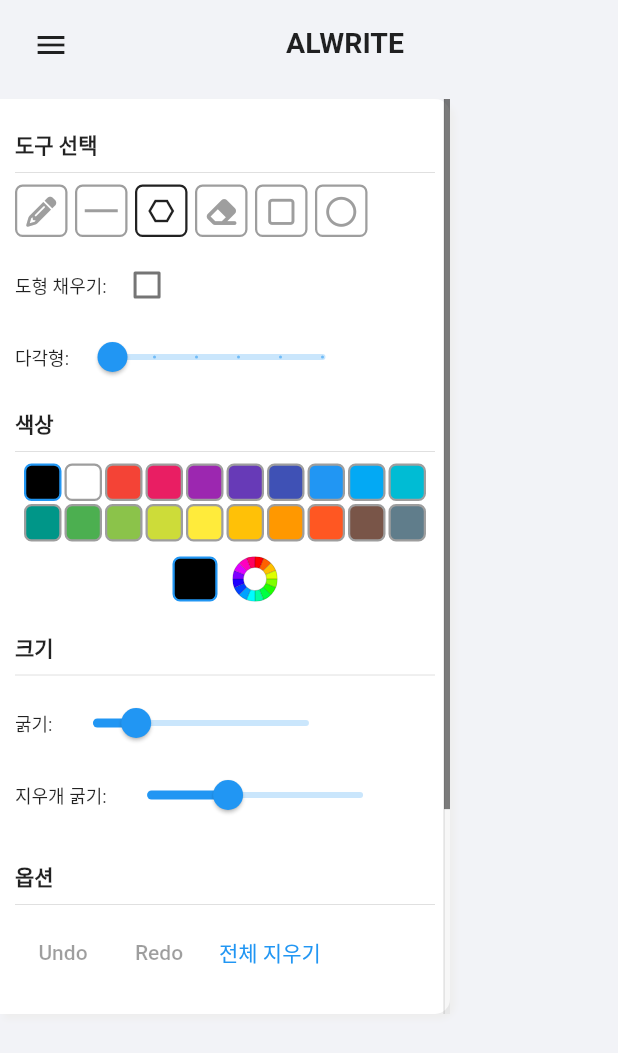
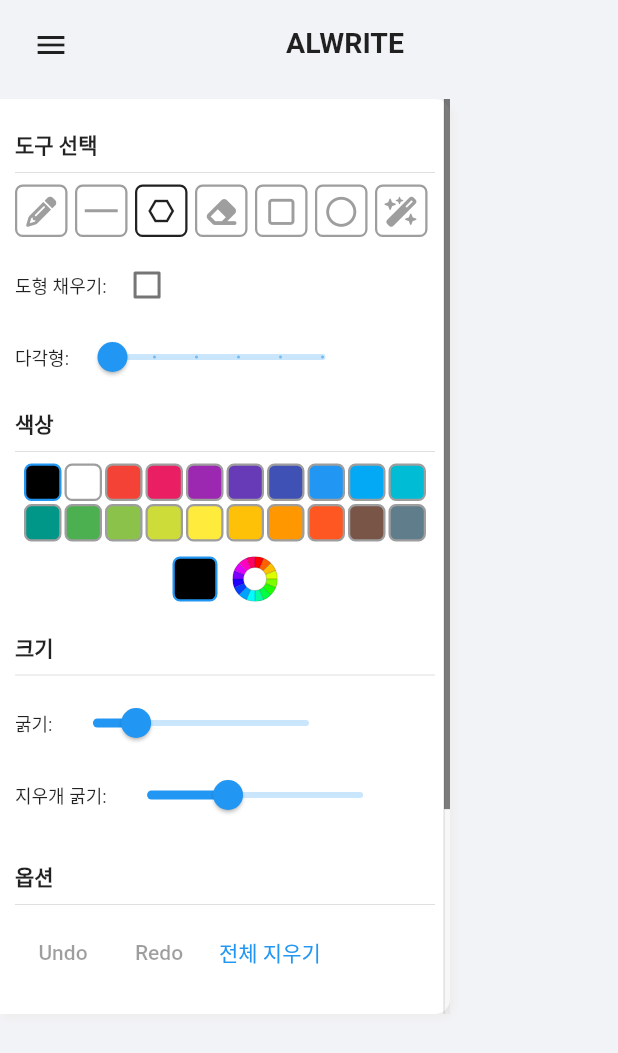
Before and after one commit to TUK-CE-capstone-2024-alwrite/flutter, a Flutter app: the screen it shows after launch, after a tap on the "hexagon" icon, on a phone screen of 412 x 824 dp. Shown: the top 1053 px of the screen. Run offline on Flutter 3.47's test engine with Material 3 defaults, Android fonts, the phone set to English and light mode, and no system bars; our stand-ins replace file_picker, flutter_colorpicker, flutter_hooks, flutter_svg, font_awesome_flutter, image_picker; missing offline and left inert: file_saver, universal_html.

Commit message:
OCR 버튼 추가

```diff
--- a/lib/views/drawingCanvas/drawingCanvas.dart
+++ b/lib/views/drawingCanvas/drawingCanvas.dart
@@ -258,7 +258,7 @@ class SketchPainter extends CustomPainter {
         canvas.drawLine(firstPoint, lastPoint, paint);
       } else if (sketch.type == SketchType.circle) {
         //타원형
-        canvas.drawOval(rect, paint);
+        // canvas.drawOval(rect, paint);
         //원
         canvas.drawCircle(centerPoint, radius , paint);
       } else if (sketch.type == SketchType.polygon) {
--- a/lib/views/drawingCanvas/models/drawingMode.dart
+++ b/lib/views/drawingCanvas/models/drawingMode.dart
@@ -1,3 +1,3 @@
 //그리기 모드에 대한 열거형 타입
 //OCR 모드 추가해야함
-enum DrawingMode { pencil, line, arrow, eraser, square, circle, polygon }
+enum DrawingMode { pencil, line, arrow, eraser, square, circle, polygon, ocr}
--- a/lib/views/drawingCanvas/models/sketch.dart
+++ b/lib/views/drawingCanvas/models/sketch.dart
@@ -38,7 +38,6 @@ class Sketch {
       sides: sketch.sides,
       type: () {
         switch (drawingMode) {
-          // TODO: OCR 추가하기
           case DrawingMode.eraser:
           case DrawingMode.pencil:
             return SketchType.scribble;
@@ -50,6 +49,8 @@ class Sketch {
             return SketchType.circle;
           case DrawingMode.polygon:
             return SketchType.polygon;
+          case DrawingMode.ocr:
+            return SketchType.ocr;
           default:
             return SketchType.scribble;
         }
@@ -86,7 +87,7 @@ class Sketch {
 }
 
 //스케치타입 열거형
-enum SketchType { scribble, line, square, circle, polygon }
+enum SketchType { scribble, line, square, circle, polygon, ocr}
 
 //스케치타입 확장(객체 문자열을 . 으로 구분후 두번째 해당값 반환)
 extension SketchTypeX on SketchType {
--- a/lib/views/drawingCanvas/widgets/sideBar.dart
+++ b/lib/views/drawingCanvas/widgets/sideBar.dart
@@ -136,7 +136,12 @@ class CanvasSideBar extends HookWidget {
                   onTap: () => drawingMode.value = DrawingMode.circle,
                   tooltip: 'Circle',
                 ),
-                //OCR 아이콘박스 추가
+                _IconBox( //ocr
+                  iconData: FontAwesomeIcons.wandMagicSparkles,
+                  selected: drawingMode.value == DrawingMode.ocr,
+                  onTap: () => drawingMode.value = DrawingMode.ocr,
+                  tooltip: 'OCR',
+                ),
               ],
             ),
             const SizedBox(height: 8),
@@ -179,12 +184,12 @@ class CanvasSideBar extends HookWidget {
                   : const SizedBox.shrink(),
             ),
             const SizedBox(height: 10),
-            const Text(
+            const Text( //색상
               '색상',
               style: TextStyle(fontWeight: FontWeight.bold),
             ),
             const Divider(),
-            ColorPalette(
+            ColorPalette( // 팔레트
               selectedColor: selectedColor,
             ),
             const SizedBox(height: 20),
@@ -458,6 +463,7 @@ class _UndoRedoStack {
     }
   }
 
+  //전체 지우는 함수
   void clear() {
     _sketchCount = 0;
     sketchesNotifier.value = [];
@@ -465,6 +471,7 @@ class _UndoRedoStack {
     currentSketchNotifier.value = null;
   }
 
+  //undo 함수
   void undo() {
     final sketches = List<Sketch>.from(sketchesNotifier.value);
     if (sketches.isNotEmpty) {
@@ -476,6 +483,7 @@ class _UndoRedoStack {
     }
   }
 
+  //redo함수
   void redo() {
     if (_redoStack.isEmpty) return;
     final sketch = _redoStack.removeLast();
@@ -484,6 +492,7 @@ class _UndoRedoStack {
     sketchesNotifier.value = [...sketchesNotifier.value, sketch];
   }
 
+  //배경삭제함수
   void dispose() {
     sketchesNotifier.removeListener(_sketchesCountListener);
   }
```
Also changed, not shown: 1 other file.
